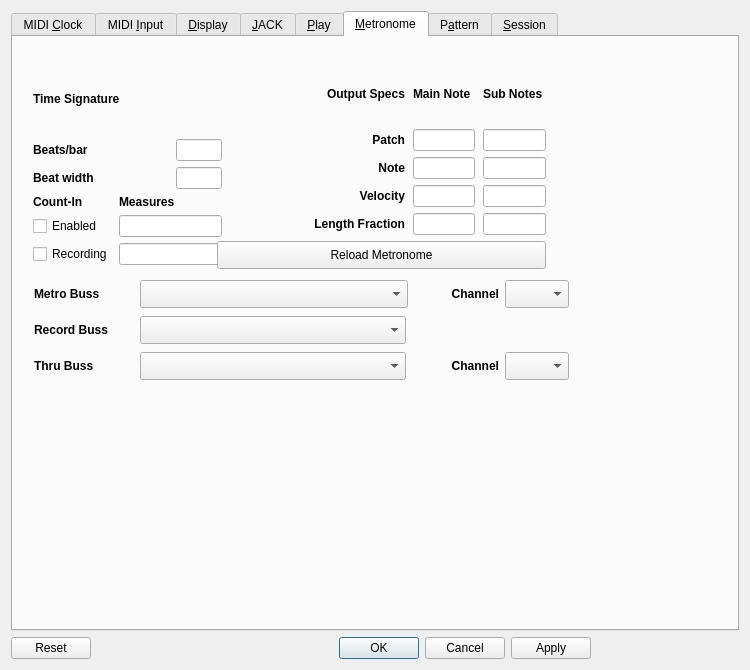
ahlstromcj/seq66, file seq_qt5/forms/qseditoptions.ui: the form before one commit.
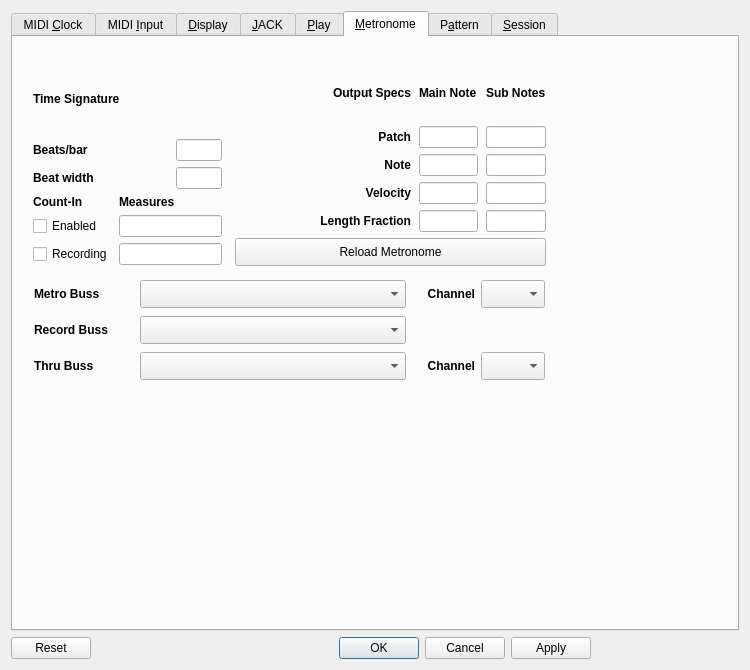
The form after the commit. The open tabs and pages were chosen to show the change.

The edit to the form file:
```diff
--- a/seq_qt5/forms/qseditoptions.ui
+++ b/seq_qt5/forms/qseditoptions.ui
@@ -2201,10 +2201,10 @@
       <widget class="QWidget" name="metroLayoutWidget2">
        <property name="geometry">
         <rect>
-         <x>204</x>
+         <x>222</x>
          <y>28</y>
-         <width>329</width>
-         <height>204</height>
+         <width>311</width>
+         <height>201</height>
         </rect>
        </property>
        <layout class="QVBoxLayout" name="verticalLayout_4">
@@ -2358,7 +2358,7 @@
         <rect>
          <x>21</x>
          <y>241</y>
-         <width>535</width>
+         <width>511</width>
          <height>105</height>
         </rect>
        </property>
```
Left out of the diff: 4 changed lines with no effect on the pictures.
